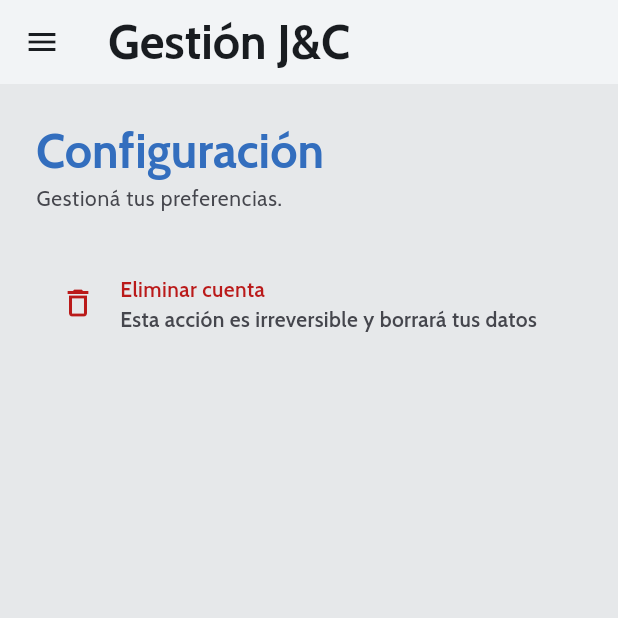
After one commit to JuanBG20/gestion_integral_jyc, a Flutter app: the ConfigScreen screen opened by its route, on a phone screen of 412 x 824 dp, the top half of it. The commit adds this screen. Run offline on Flutter 3.47's test engine with Material 3 defaults, Android fonts, the phone set to English and light mode, and no system bars; our stand-ins replace flutter_dotenv, flutter_riverpod, go_router, google_fonts, pdf, printing and 2 more; missing offline and left inert: mobile_scanner, purchases_flutter, purchases_ui_flutter; accounts and stored records are empty.

Commit message:
Delete account and iOS icon

```diff
--- a/lib/core/router/app_router.dart
+++ b/lib/core/router/app_router.dart
@@ -6,6 +6,7 @@ import 'package:gestion_integral_jyc/features/auth/presentation/screens/register
 import 'package:gestion_integral_jyc/core/presentation/screens/layout.dart';
 import 'package:gestion_integral_jyc/features/clients/presentation/screens/clients_screen_wrapper.dart';
 import 'package:gestion_integral_jyc/features/clients/presentation/screens/new_client_screen.dart';
+import 'package:gestion_integral_jyc/features/config/presentation/screens/config_screen.dart';
 import 'package:gestion_integral_jyc/features/dashboard/presentation/screens/dashboard_screen.dart';
 import 'package:gestion_integral_jyc/features/inventory/domain/entities/raw_material_entity.dart';
 import 'package:gestion_integral_jyc/features/inventory/domain/entities/scrap_entity.dart';
@@ -27,6 +28,7 @@ import 'package:gestion_integral_jyc/features/sales/presentation/screens/new_sal
 import 'package:gestion_integral_jyc/features/sales/presentation/screens/sale_details_screen.dart';
 import 'package:gestion_integral_jyc/features/sales/presentation/screens/sales_screen.dart';
 import 'package:gestion_integral_jyc/features/sales/presentation/screens/scanner_screen.dart';
+import 'package:gestion_integral_jyc/features/subscriptions/presentation/screens/windows_paywall_screen.dart';
 import 'package:go_router/go_router.dart';
 import 'package:supabase_flutter/supabase_flutter.dart';
 
@@ -231,6 +233,28 @@ final goRouter = GoRouter(
             ),
           ],
         ),
+        StatefulShellBranch(
+          routes: [
+            GoRoute(
+              path: '/config',
+              builder: (context, state) => const ConfigScreen(),
+            ),
+          ],
+        ),
+        StatefulShellBranch(
+          routes: [
+            GoRoute(
+              path: '/subscriptions',
+              builder: (context, state) => const Placeholder(),
+              routes: [
+                GoRoute(
+                  path: 'windows',
+                  builder: (context, state) => const WindowsPaywallScreen(),
+                ),
+              ],
+            ),
+          ],
+        ),
       ],
     ),
   ],
--- a/lib/features/auth/data/datasources/user_remote_data_source.dart
+++ b/lib/features/auth/data/datasources/user_remote_data_source.dart
@@ -17,4 +17,8 @@ class UserRemoteDataSource {
 
     return UserModel.fromJson(response);
   }
+
+  Future<void> deleteAccount() async {
+    await supabaseClient.rpc('delete_user');
+  }
 }
--- /dev/null
+++ b/lib/features/auth/domain/repository/auth_repository.dart
@@ -0,0 +1,3 @@
+abstract class AuthRepository {
+  Future<void> deleteAccount();
+}
--- a/lib/features/auth/presentation/screens/auth_layout.dart
+++ b/lib/features/auth/presentation/screens/auth_layout.dart
@@ -82,7 +82,7 @@ class AuthLayout extends StatelessWidget {
 
               const SizedBox(height: 32),
 
-              Text("v1.4.2", style: context.textTheme.bodySmall),
+              Text("v1.4.3", style: context.textTheme.bodySmall),
               Text(
                 "© 2026 Dédalo Studio. Todos los derechos reservados.",
                 style: context.textTheme.bodySmall,
--- /dev/null
+++ b/lib/features/config/presentation/screens/config_screen.dart
@@ -0,0 +1,95 @@
+import 'package:flutter/material.dart';
+import 'package:flutter_riverpod/flutter_riverpod.dart';
+import 'package:gestion_integral_jyc/core/presentation/providers/auth_provider.dart';
+import 'package:gestion_integral_jyc/core/presentation/widgets/screen_header.dart';
+import 'package:gestion_integral_jyc/core/theme/app_colors.dart';
+import 'package:gestion_integral_jyc/core/theme/theme_extensions.dart';
+
+class ConfigScreen extends ConsumerWidget {
+  const ConfigScreen({super.key});
+
+  Future<void> _showDeleteConfirmation(
+    BuildContext context,
+    WidgetRef ref,
+  ) async {
+    final confirmed = await showAdaptiveDialog<bool>(
+      context: context,
+      builder: (context) => AlertDialog.adaptive(
+        title: const Text('¿Eliminar cuenta?'),
+        content: const Text(
+          'Se eliminarán de forma permanente tu perfil, datos y actividad asociada. Esta acción no se puede deshacer.',
+        ),
+        actions: [
+          TextButton(
+            onPressed: () => Navigator.of(context).pop(false),
+            child: const Text('Cancelar'),
+          ),
+          TextButton(
+            onPressed: () => Navigator.of(context).pop(true),
+            child: Text(
+              'Eliminar',
+              style: TextStyle(color: Theme.of(context).colorScheme.error),
+            ),
+          ),
+        ],
+      ),
+    );
+
+    if (confirmed == true && context.mounted) {
+      await ref.read(authProvider.notifier).deleteAccount();
+
+      if (context.mounted) {
+        final authState = ref.read(authProvider);
+
+        if (authState.errorMessage != null) {
+          ScaffoldMessenger.of(context).showSnackBar(
+            SnackBar(
+              content: Text(authState.errorMessage!),
+              backgroundColor: AppColors.error,
+            ),
+          );
+        }
+      }
+    }
+  }
+
+  @override
+  Widget build(BuildContext context, WidgetRef ref) {
+    return Scaffold(
+      backgroundColor: AppColors.surface,
+
+      body: SingleChildScrollView(
+        padding: const EdgeInsets.all(24),
+
+        child: Column(
+          crossAxisAlignment: CrossAxisAlignment.start,
+
+          children: [
+            ScreenHeader(
+              title: "Configuración",
+              subtitle: "Gestioná tus preferencias.",
+              buttonLabel: '',
+              onPressed: () {},
+            ),
+
+            const SizedBox(height: 24),
+
+            ListTile(
+              leading: Icon(Icons.delete_outline, color: AppColors.error),
+              title: Text(
+                'Eliminar cuenta',
+                style: context.textTheme.bodyMedium?.copyWith(
+                  color: AppColors.error,
+                ),
+              ),
+              subtitle: const Text(
+                'Esta acción es irreversible y borrará tus datos',
+              ),
+              onTap: () => _showDeleteConfirmation(context, ref),
+            ),
+          ],
+        ),
+      ),
+    );
+  }
+}
```
Also changed, not shown: lib/core/presentation/providers/auth_provider.dart (+14 -0 lines), lib/core/presentation/widgets/sidebar_content.dart (+8 -6 lines), lib/features/auth/data/repository/auth_repository_impl.dart (added, +13 -0 lines), pubspec.yaml (+5 -3 lines), pubspec.lock, 23 other files.
